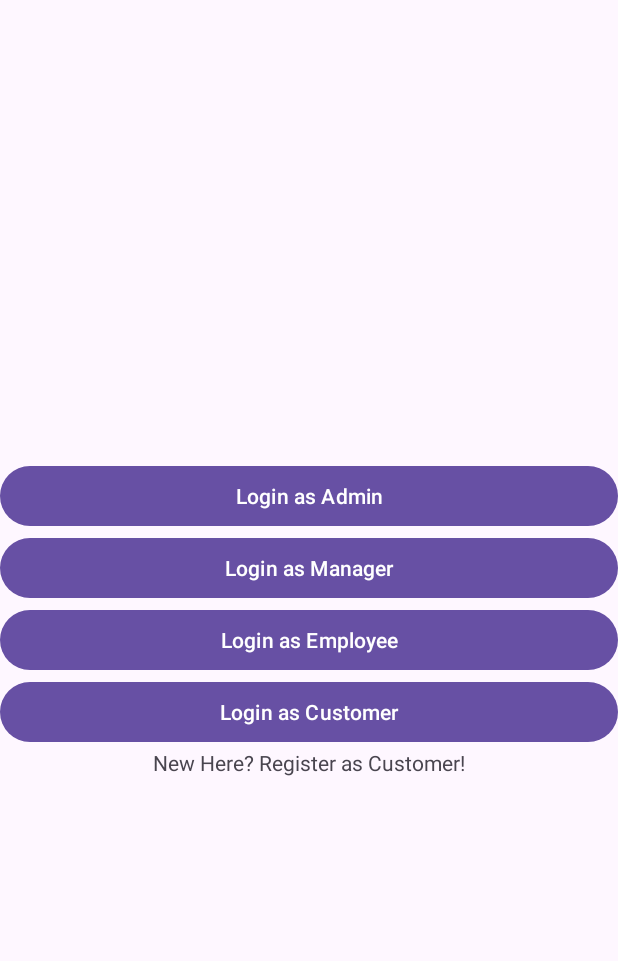
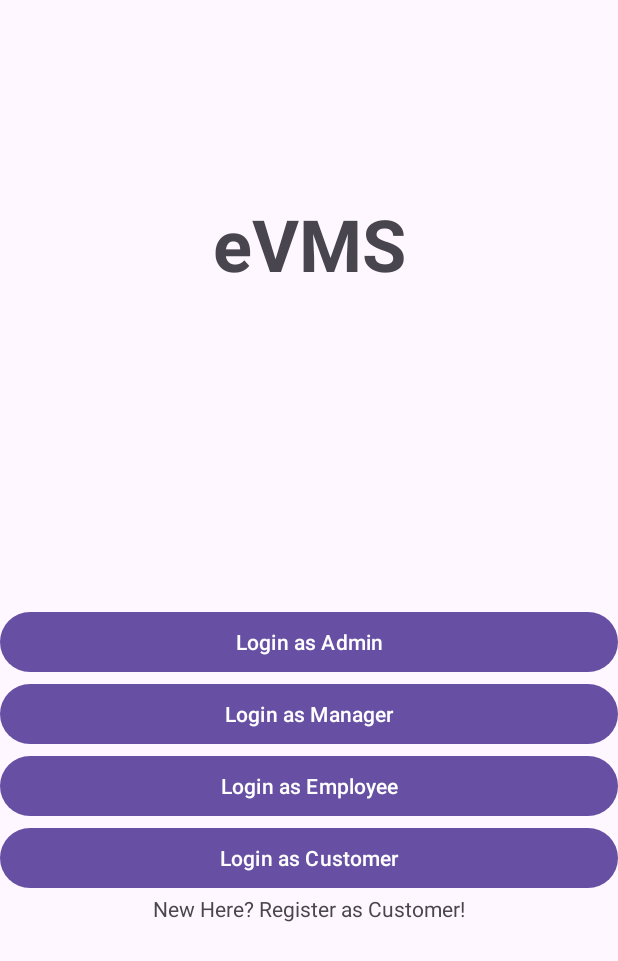
Before and after one commit to strawberryeleven/eVMS, an Android app: the screen it shows after launch (launchPage), on a phone screen of 412 x 824 dp. Shown: the top 961 px of the screen. Run offline under Robolectric (Android 15) with nearby library versions, the phone set to English and light mode, and no system bars.

Commit message:
launch page logo

```diff
--- a/app/src/main/AndroidManifest.xml
+++ b/app/src/main/AndroidManifest.xml
@@ -14,6 +14,9 @@
         android:supportsRtl="true"
         android:theme="@style/Theme.EVMS"
         tools:targetApi="31">
+        <activity
+            android:name=".adminAppointManager"
+            android:exported="false" />
         <activity
             android:name=".customerHomepage"
             android:exported="false" />
--- a/app/src/main/res/layout/activity_launch_page.xml
+++ b/app/src/main/res/layout/activity_launch_page.xml
@@ -7,6 +7,23 @@
     android:layout_height="match_parent"
     tools:context=".launchPage">
 
+    <!-- Add ImageView for logo -->
+
+    <!-- Existing Buttons and TextView -->
+
+    <TextView
+        android:id="@+id/text_app_name"
+        android:layout_width="wrap_content"
+        android:layout_height="wrap_content"
+        android:text="eVMS"
+        android:textSize="48sp"
+        android:textStyle="bold"
+        app:layout_constraintTop_toTopOf="parent"
+        app:layout_constraintStart_toStartOf="parent"
+        app:layout_constraintEnd_toEndOf="parent"
+        app:layout_constraintHorizontal_bias="0.5"
+        android:layout_marginTop="130dp" />
+
     <Button
         android:id="@+id/btn_admin"
         android:layout_width="0dp"
@@ -14,7 +31,7 @@
         android:text="@string/login_as_admin"
         app:layout_constraintStart_toStartOf="parent"
         app:layout_constraintEnd_toEndOf="parent"
-        app:layout_constraintTop_toTopOf="parent"
+        app:layout_constraintTop_toBottomOf="@id/text_app_name"
         app:layout_constraintBottom_toTopOf="@id/btn_manager"
         app:layout_constraintVertical_chainStyle="packed"/>
 
--- a/app/src/main/res/values/strings.xml
+++ b/app/src/main/res/values/strings.xml
@@ -18,4 +18,5 @@
     <string name="enter_name">Enter Name:</string>
     <string name="sign_up">Sign Up</string>
     <string name="log_in">Log In</string>
+    <string name="appoint_as_manager">Appoint as Manager</string>
 </resources>
```
Also changed, not shown: app/src/main/java/com/example/evms/adminAppointManager.java (added, +24 -0 lines), app/src/main/res/layout/activity_admin_appoint_manager.xml (added, +29 -0 lines), app/src/main/res/drawable/evmslogo.png (added).
